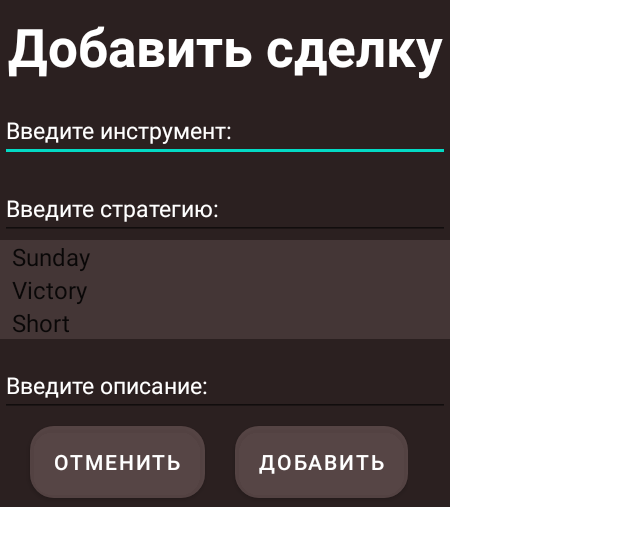
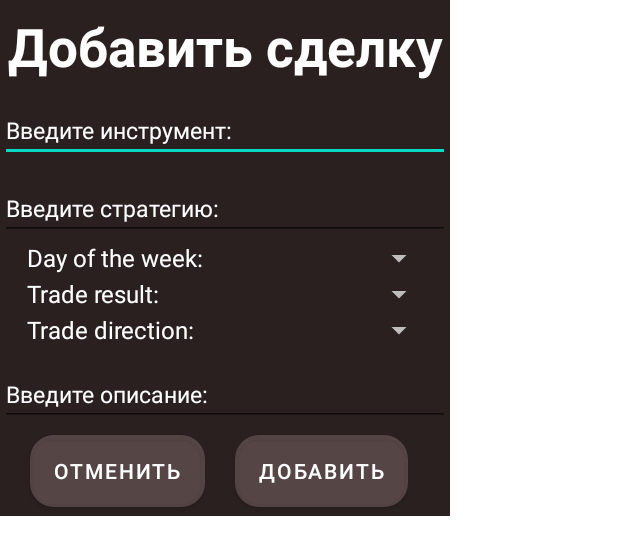
Before and after one commit to fenrir-afk/TradeStat, an Android app: the layout customdialog.xml on its own in the app's theme, with its tools: preview values and no code run, on a phone screen of 412 x 824 dp. Shown: the top 555 px of the screen. Run offline under Robolectric (Android 15) with nearby library versions, the phone set to English and light mode, and no system bars.

Commit message:
Update spinners in TradeDialog + conditions

```diff
--- a/app/src/main/java/com/example/tradestat/ui/dashboard/TradeFragment.kt
+++ b/app/src/main/java/com/example/tradestat/ui/dashboard/TradeFragment.kt
@@ -2,22 +2,21 @@ package com.example.tradestat.ui.dashboard
 
 import android.app.Dialog
 import android.graphics.Color
-import android.graphics.drawable.GradientDrawable.Orientation
 import android.os.Bundle
-import android.util.Log
 import android.view.LayoutInflater
 import android.view.View
 import android.view.ViewGroup
 import android.view.Window
+import android.widget.AdapterView
+import android.widget.ArrayAdapter
 import android.widget.Button
 import android.widget.EditText
 import android.widget.LinearLayout
 import android.widget.Spinner
+import android.widget.Switch
 import android.widget.TextView
 import android.widget.Toast
 import androidx.cardview.widget.CardView
-import androidx.core.view.marginStart
-import androidx.core.view.setMargins
 import androidx.fragment.app.Fragment
 import androidx.lifecycle.Observer
 import androidx.lifecycle.ViewModelProvider
@@ -166,6 +165,8 @@ class TradeFragment : Fragment() {
             insertDataToDb(dialog)
         }
     }
+
+
     /*
          In this method, we insert data to data base
     */
@@ -176,7 +177,7 @@ class TradeFragment : Fragment() {
         var result = dialog.findViewById<Spinner>(R.id.resultSpinner).selectedItem.toString()
         var instrument = dialog.findViewById<EditText>(R.id.instrument).text.toString()
         var description = dialog.findViewById<EditText>(R.id.description).text.toString()
-        if (direction.isEmpty() || date.isEmpty() || strategy.isEmpty() || result.isEmpty() || instrument.isEmpty()){
+        if (direction == "Trade direction:" || date == "Day of the week:" || strategy.isEmpty() || result=="Trade result:" || instrument.isEmpty()){
             Toast.makeText(this.context,"Some fields was not written",Toast.LENGTH_LONG).show()
 
         }else{
--- a/app/src/main/res/layout/customdialog.xml
+++ b/app/src/main/res/layout/customdialog.xml
@@ -38,22 +38,30 @@
         <Spinner
             android:id="@+id/daysSpinner"
             android:layout_width="match_parent"
-            android:layout_height="wrap_content"
-            android:background="@color/MediumGray"
+            android:layout_height="match_parent"
+            android:layout_marginEnd="10dp"
+            android:layout_marginStart="10dp"
             android:entries="@array/weekDays"
-            android:layout_weight="1" />
+            android:theme="@style/ThemeOverlay.AppCompat.Dark"
+            android:spinnerMode="dropdown" />
         <Spinner
             android:id="@+id/resultSpinner"
             android:layout_width="match_parent"
             android:layout_height="wrap_content"
-            android:background="@color/MediumGray"
+            android:spinnerMode="dropdown"
             android:entries="@array/results"
+            android:layout_marginEnd="10dp"
+            android:layout_marginStart="10dp"
+            android:theme="@style/ThemeOverlay.AppCompat.Dark"
             android:layout_weight="1" />
         <Spinner
             android:id="@+id/directionSpinner"
             android:layout_width="match_parent"
             android:layout_height="wrap_content"
-            android:background="@color/MediumGray"
+            android:spinnerMode="dropdown"
+            android:layout_marginEnd="10dp"
+            android:layout_marginStart="10dp"
+            android:theme="@style/ThemeOverlay.AppCompat.Dark"
             android:entries="@array/direction" />
         <EditText
             android:id="@+id/description"
--- a/app/src/main/res/values/strings.xml
+++ b/app/src/main/res/values/strings.xml
@@ -4,6 +4,7 @@
     <string name="title_dashboard">Trades</string>
     <string name="title_notifications">Notifications</string>
     <string-array name="weekDays">
+        <item>Day of the week:</item>
         <item>Sunday</item>
         <item>Monday</item>
         <item>Tuesday</item>
@@ -13,10 +14,12 @@
         <item>Friday</item>
     </string-array>
     <string-array name="results">
+        <item>Trade result:</item>
         <item>Victory</item>
         <item>Defeat</item>
     </string-array>
     <string-array name="direction">
+        <item>Trade direction:</item>
         <item>Short</item>
         <item>Long</item>
     </string-array>
```
